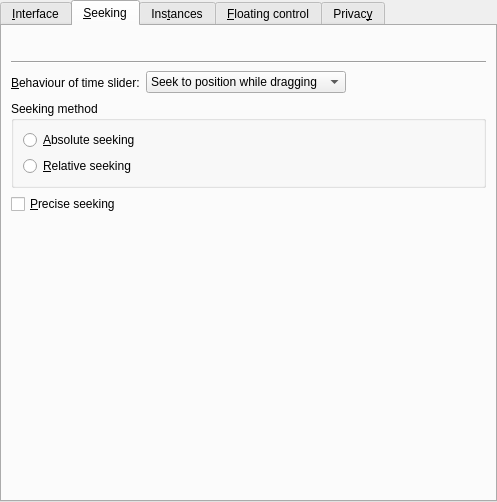
Qt form src/prefinterface.ui (wilbert2000/wzplayer) before a commit.
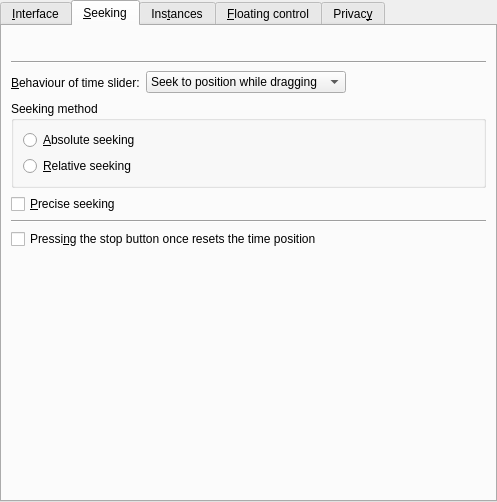
The same form after that commit. The open tabs and pages were chosen to show the change. Custom widgets are drawn as their Qt base class.

Commit message: Add the option "Pressing the stop button once resets the time position" in preferences -> interface -> seeking.

What changed in the file:
```diff
--- a/src/prefinterface.ui
+++ b/src/prefinterface.ui
@@ -546,7 +546,7 @@
          </layout>
         </widget>
        </item>
-       <item row="5" column="0" colspan="2">
+       <item row="7" column="0" colspan="2">
         <spacer>
          <property name="orientation">
           <enum>Qt::Vertical</enum>
@@ -566,6 +566,20 @@
          </property>
         </widget>
        </item>
+       <item row="5" column="0" colspan="2">
+        <widget class="Line" name="line_2">
+         <property name="orientation">
+          <enum>Qt::Horizontal</enum>
+         </property>
+        </widget>
+       </item>
+       <item row="6" column="0" colspan="2">
+        <widget class="QCheckBox" name="reset_stop_check">
+         <property name="text">
+          <string>Pressi&amp;ng the stop button once resets the time position</string>
+         </property>
+        </widget>
+       </item>
       </layout>
      </widget>
      <widget class="QWidget" name="tab_2">
```
Left out of the diff: 1 changed line with no effect on the pictures. The commit also changes 5 other files.
